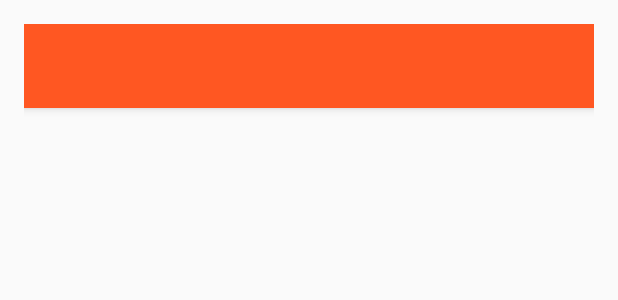
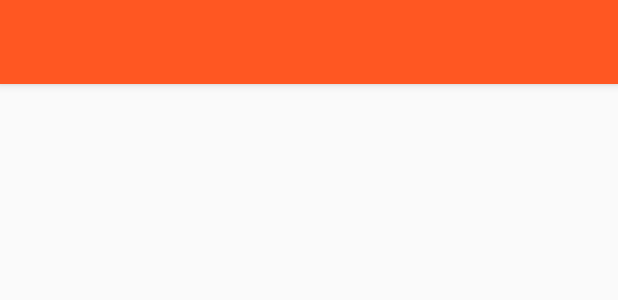
Before and after one commit to wkwan/facething, an Android app: the layout activity_user_info.xml on its own in the app's theme, with its tools: preview values and no code run, on a phone screen of 412 x 824 dp. Shown: the top 300 px of the screen. Run offline under Robolectric (Android 15) with nearby library versions, the phone set to English and light mode, and no system bars.

Commit message:
Chris: incremental commit

```diff
--- a/app/src/main/java/com/dualcnhq/opencv/MainActivity.java
+++ b/app/src/main/java/com/dualcnhq/opencv/MainActivity.java
@@ -211,6 +211,11 @@ public class MainActivity extends AppCompatActivity implements CvCameraViewListe
             @Override
             public void onClick(View v) {
 
+                String[] feedData = null;
+                Intent i = new Intent(getApplicationContext(), UserInfo.class);
+                i.putExtra(UserInfo.TWITTER_FEED_ARRAY, feedData);
+
+                startActivity(i);
             }
         });
 
--- a/app/src/main/res/layout/activity_user_info.xml
+++ b/app/src/main/res/layout/activity_user_info.xml
@@ -1,9 +1,6 @@
 <LinearLayout xmlns:android="http://schemas.android.com/apk/res/android"
     xmlns:tools="http://schemas.android.com/tools" android:layout_width="match_parent"
-    android:layout_height="match_parent" android:paddingLeft="@dimen/activity_horizontal_margin"
-    android:paddingRight="@dimen/activity_horizontal_margin"
-    android:paddingTop="@dimen/activity_vertical_margin"
-    android:paddingBottom="@dimen/activity_vertical_margin"
+    android:layout_height="match_parent"
     tools:context="com.dualcnhq.opencv.UserInfo"
     android:orientation="vertical">
 
@@ -21,8 +18,11 @@
     </android.support.design.widget.AppBarLayout>
 
     <ListView
+        android:id="@+id/listView"
         android:layout_width="match_parent"
         android:layout_height="0dp"
-        android:layout_weight="1"/>
+        android:layout_weight="1"
+        android:layout_marginTop="16dp"
+        android:layout_marginLeft="16dp"/>
 
 </LinearLayout>
```
Also changed, not shown: app/src/main/AndroidManifest.xml (+6 -4 lines), app/src/main/java/com/dualcnhq/opencv/UserInfo.java (+14 -1 lines), app/src/main/res/layout/list_item.xml (added, +10 -0 lines).
